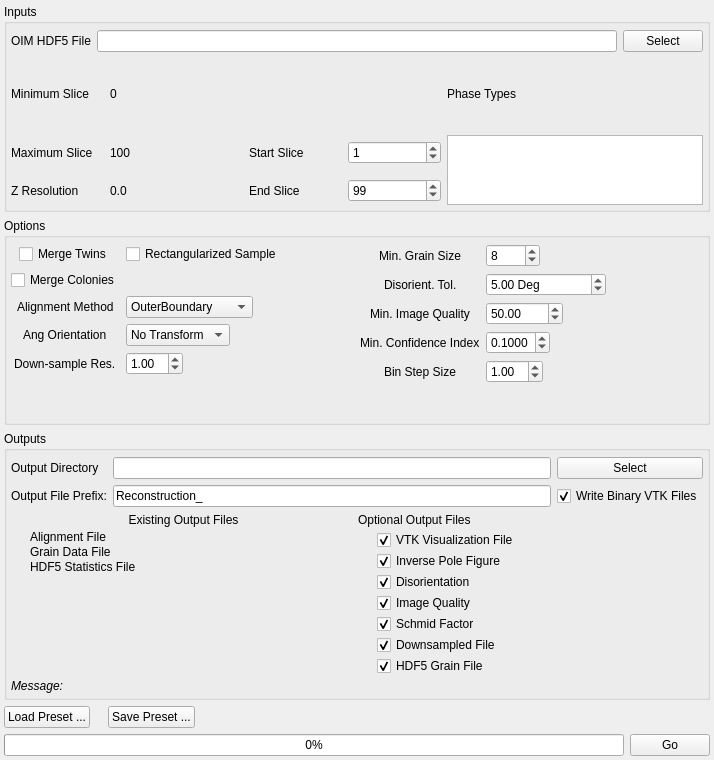
Qt form Source/AIM/GUI/UI_Files/ReconstructionWidget.ui (BlueQuartzSoftware/DREAM3D) before a commit.
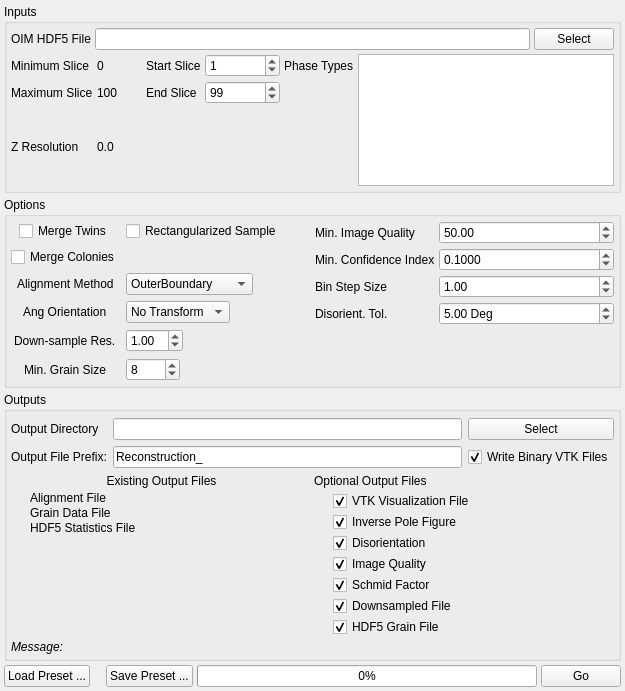
The same form after that commit. Icons and pictures are not drawn.

Commit message: Adding a formal Ph file writer to the grain generator tab. reworking some of the GUI interfaces to take up less space

Diff of the .ui file:
```diff
--- a/Source/AIM/GUI/UI_Files/ReconstructionWidget.ui
+++ b/Source/AIM/GUI/UI_Files/ReconstructionWidget.ui
@@ -6,8 +6,8 @@
    <rect>
     <x>0</x>
     <y>0</y>
-    <width>714</width>
-    <height>760</height>
+    <width>625</width>
+    <height>691</height>
    </rect>
   </property>
   <property name="sizePolicy">
@@ -20,6 +20,9 @@
    <string>Form</string>
   </property>
   <layout class="QVBoxLayout" name="verticalLayout_2">
+   <property name="spacing">
+    <number>4</number>
+   </property>
    <property name="margin">
     <number>4</number>
    </property>
@@ -28,23 +31,14 @@
      <property name="title">
       <string>Inputs</string>
      </property>
-     <layout class="QVBoxLayout" name="verticalLayout_3">
+     <layout class="QGridLayout" name="gridLayout_5">
+      <property name="margin">
+       <number>4</number>
+      </property>
       <property name="spacing">
-       <number>6</number>
-      </property>
-      <property name="leftMargin">
        <number>4</number>
       </property>
-      <property name="topMargin">
-       <number>6</number>
-      </property>
-      <property name="rightMargin">
-       <number>4</number>
-      </property>
-      <property name="bottomMargin">
-       <number>4</number>
-      </property>
-      <item>
+      <item row="0" column="0" colspan="2">
        <layout class="QGridLayout" name="gridLayout_2">
         <item row="1" column="1">
          <widget class="QLabel" name="label">
@@ -65,31 +59,8 @@
         </item>
        </layout>
       </item>
-      <item>
+      <item row="1" column="0">
        <layout class="QGridLayout" name="gridLayout_3">
-        <item row="1" column="5" rowspan="2">
-         <widget class="QListWidget" name="phaseTypeList">
-          <property name="sizePolicy">
-           <sizepolicy hsizetype="Preferred" vsizetype="Preferred">
-            <horstretch>0</horstretch>
-            <verstretch>0</verstretch>
-           </sizepolicy>
-          </property>
-          <property name="editTriggers">
-           <set>QAbstractItemView::AllEditTriggers</set>
-          </property>
-          <property name="alternatingRowColors">
-           <bool>true</bool>
-          </property>
-         </widget>
-        </item>
-        <item row="0" column="5">
-         <widget class="QLabel" name="label_11">
-          <property name="text">
-           <string>Phase Types</string>
-          </property>
-         </widget>
-        </item>
         <item row="0" column="0">
          <widget class="QLabel" name="label_7">
           <property name="text">
@@ -104,6 +75,29 @@
           </property>
          </widget>
         </item>
+        <item row="0" column="2">
+         <widget class="QLabel" name="label_5">
+          <property name="text">
+           <string>Start Slice</string>
+          </property>
+         </widget>
+        </item>
+        <item row="0" column="3">
+         <widget class="QSpinBox" name="m_ZStartIndex">
+          <property name="minimumSize">
+           <size>
+            <width>75</width>
+            <height>0</height>
+           </size>
+          </property>
+          <property name="maximum">
+           <number>100000</number>
+          </property>
+          <property name="value">
+           <number>1</number>
+          </property>
+         </widget>
+        </item>
         <item row="1" column="0">
          <widget class="QLabel" name="label_54">
           <property name="text">
@@ -118,6 +112,13 @@
           </property>
          </widget>
         </item>
+        <item row="1" column="2">
+         <widget class="QLabel" name="label_6">
+          <property name="text">
+           <string>End Slice</string>
+          </property>
+         </widget>
+        </item>
         <item row="2" column="0">
          <widget class="QLabel" name="m_ZMax_2">
           <property name="text">
@@ -132,30 +133,7 @@
           </property>
          </widget>
         </item>
-        <item row="0" column="2" rowspan="3">
-         <spacer name="horizontalSpacer">
-          <property name="orientation">
-           <enum>Qt::Horizontal</enum>
-          </property>
-          <property name="sizeType">
-           <enum>QSizePolicy::Fixed</enum>
-          </property>
-          <property name="sizeHint" stdset="0">
-           <size>
-            <width>40</width>
-            <height>20</height>
-           </size>
-          </property>
-         </spacer>
-        </item>
-        <item row="2" column="3">
-         <widget class="QLabel" name="label_6">
-          <property name="text">
-           <string>End Slice</string>
-          </property>
-         </widget>
-        </item>
-        <item row="2" column="4">
+        <item row="1" column="3">
          <widget class="QSpinBox" name="m_ZEndIndex">
           <property name="minimumSize">
            <size>
@@ -171,26 +149,30 @@
           </property>
          </widget>
         </item>
-        <item row="1" column="3">
-         <widget class="QLabel" name="label_5">
+       </layout>
+      </item>
+      <item row="1" column="1">
+       <layout class="QFormLayout" name="formLayout_7">
+        <item row="0" column="0">
+         <widget class="QLabel" name="label_11">
           <property name="text">
-           <string>Start Slice</string>
+           <string>Phase Types</string>
           </property>
          </widget>
         </item>
-        <item row="1" column="4">
-         <widget class="QSpinBox" name="m_ZStartIndex">
-          <property name="minimumSize">
-           <size>
-            <width>75</width>
-            <height>0</height>
-           </size>
+        <item row="0" column="1">
+         <widget class="QListWidget" name="phaseTypeList">
+          <property name="sizePolicy">
+           <sizepolicy hsizetype="Preferred" vsizetype="Preferred">
+            <horstretch>0</horstretch>
+            <verstretch>0</verstretch>
+           </sizepolicy>
           </property>
-          <property name="maximum">
-           <number>100000</number>
+          <property name="editTriggers">
+           <set>QAbstractItemView::AllEditTriggers</set>
           </property>
-          <property name="value">
-           <number>1</number>
+          <property name="alternatingRowColors">
+           <bool>true</bool>
           </property>
          </widget>
         </item>
@@ -204,153 +186,14 @@
      <property name="title">
       <string>Options</string>
      </property>
-     <layout class="QVBoxLayout" name="verticalLayout_6">
+     <layout class="QHBoxLayout" name="horizontalLayout">
       <property name="spacing">
-       <number>6</number>
-      </property>
-      <property name="leftMargin">
        <number>4</number>
       </property>
-      <property name="topMargin">
-       <number>6</number>
-      </property>
-      <property name="rightMargin">
-       <number>4</number>
-      </property>
-      <property name="bottomMargin">
+      <property name="margin">
        <number>4</number>
       </property>
       <item>
-       <layout class="QGridLayout" name="gridLayout_12">
-        <item row="0" column="2" rowspan="2">
-         <layout class="QFormLayout" name="formLayout_3">
-          <property name="fieldGrowthPolicy">
-           <enum>QFormLayout::ExpandingFieldsGrow</enum>
-          </property>
-          <property name="labelAlignment">
-           <set>Qt::AlignCenter</set>
-          </property>
-          <property name="horizontalSpacing">
-           <number>6</number>
-          </property>
-          <property name="verticalSpacing">
-           <number>6</number>
-          </property>
-          <property name="rightMargin">
-           <number>10</number>
-          </property>
-          <item row="1" column="0">
-           <widget class="QLabel" name="label_8">
-            <property name="text">
-             <string>Min. Grain Size</string>
-            </property>
-           </widget>
-          </item>
-          <item row="1" column="1">
-           <widget class="QSpinBox" name="m_MinAllowedGrainSize">
-            <property name="minimum">
-             <number>1</number>
-            </property>
-            <property name="maximum">
-             <number>1000</number>
-            </property>
-            <property name="value">
-             <number>8</number>
-            </property>
-           </widget>
-          </item>
-          <item row="2" column="0">
-           <widget class="QLabel" name="label_10">
-            <property name="text">
-             <string>Disorient. Tol.</string>
-            </property>
-           </widget>
-          </item>
-          <item row="2" column="1">
-           <widget class="QDoubleSpinBox" name="m_MisOrientationTolerance">
-            <property name="minimumSize">
-             <size>
-              <width>120</width>
-              <height>0</height>
-             </size>
-            </property>
-            <property name="suffix">
-             <string> Deg</string>
-            </property>
-            <property name="decimals">
-             <number>2</number>
-            </property>
-            <property name="maximum">
-             <double>180.000000000000000</double>
-            </property>
-            <property name="singleStep">
-             <double>1.000000000000000</double>
-            </property>
-            <property name="value">
-             <double>5.000000000000000</double>
-            </property>
-           </widget>
-          </item>
-          <item row="3" column="0">
-           <widget class="QLabel" name="label_31">
-            <property name="text">
-             <string>Min. Image Quality</string>
-            </property>
-           </widget>
-          </item>
-          <item row="3" column="1">
-           <widget class="QDoubleSpinBox" name="m_MinImageQuality">
-            <property name="maximum">
-             <double>50000.000000000000000</double>
-            </property>
-            <property name="singleStep">
-             <double>10.000000000000000</double>
-            </property>
-            <property name="value">
-             <double>50.000000000000000</double>
-            </property>
-           </widget>
-          </item>
-          <item row="4" column="0">
-           <widget class="QLabel" name="label_9">
-            <property name="text">
-             <string>Min. Confidence Index</string>
-            </property>
-           </widget>
-          </item>
-          <item row="4" column="1">
-           <widget class="QDoubleSpinBox" name="m_MinConfidence">
-            <property name="decimals">
-             <number>4</number>
-            </property>
-            <property name="maximum">
-             <double>1.000000000000000</double>
-            </property>
-            <property name="singleStep">
-             <double>0.100000000000000</double>
-            </property>
-            <property name="value">
-             <double>0.100000000000000</double>
-            </property>
-           </widget>
-          </item>
-          <item row="5" column="0">
-           <widget class="QLabel" name="label_59">
-            <property name="text">
-             <string>Bin Step Size</string>
-            </property>
-           </widget>
-          </item>
-          <item row="5" column="1">
-           <widget class="QDoubleSpinBox" name="m_BinStepSize">
-            <property name="value">
-             <double>1.000000000000000</double>
-            </property>
-           </widget>
-          </item>
-         </layout>
-        </item>
-        <item row="0" column="1" rowspan="2">
          <layout class="QFormLayout" name="formLayout_5">
           <property name="fieldGrowthPolicy">
            <enum>QFormLayout::FieldsStayAtSizeHint</enum>
@@ -467,7 +310,118 @@
             </property>
            </widget>
           </item>
-         </layout>
+        <item row="9" column="0">
+         <widget class="QLabel" name="label_8">
+          <property name="text">
+           <string>Min. Grain Size</string>
+          </property>
+         </widget>
+        </item>
+        <item row="9" column="1">
+         <widget class="QSpinBox" name="m_MinAllowedGrainSize">
+          <property name="minimum">
+           <number>1</number>
+          </property>
+          <property name="maximum">
+           <number>1000</number>
+          </property>
+          <property name="value">
+           <number>8</number>
+          </property>
+         </widget>
+        </item>
+       </layout>
+      </item>
+      <item>
+       <layout class="QFormLayout" name="formLayout_3">
+        <item row="0" column="0">
+         <widget class="QLabel" name="label_31">
+          <property name="text">
+           <string>Min. Image Quality</string>
+          </property>
+         </widget>
+        </item>
+        <item row="0" column="1">
+         <widget class="QDoubleSpinBox" name="m_MinImageQuality">
+          <property name="maximum">
+           <double>50000.000000000000000</double>
+          </property>
+          <property name="singleStep">
+           <double>10.000000000000000</double>
+          </property>
+          <property name="value">
+           <double>50.000000000000000</double>
+          </property>
+         </widget>
+        </item>
+        <item row="1" column="0">
+         <widget class="QLabel" name="label_9">
+          <property name="text">
+           <string>Min. Confidence Index</string>
+          </property>
+         </widget>
+        </item>
+        <item row="1" column="1">
+         <widget class="QDoubleSpinBox" name="m_MinConfidence">
+          <property name="decimals">
+           <number>4</number>
+          </property>
+          <property name="maximum">
+           <double>1.000000000000000</double>
+          </property>
+          <property name="singleStep">
+           <double>0.100000000000000</double>
+          </property>
+          <property name="value">
+           <double>0.100000000000000</double>
+          </property>
+         </widget>
+        </item>
+        <item row="2" column="0">
+         <widget class="QLabel" name="label_59">
+          <property name="text">
+           <string>Bin Step Size</string>
+          </property>
+         </widget>
+        </item>
+        <item row="2" column="1">
+         <widget class="QDoubleSpinBox" name="m_BinStepSize">
+          <property name="value">
+           <double>1.000000000000000</double>
+          </property>
+         </widget>
+        </item>
+        <item row="3" column="0">
+         <widget class="QLabel" name="label_10">
+          <property name="text">
+           <string>Disorient. Tol.</string>
+          </property>
+         </widget>
+        </item>
+        <item row="3" column="1">
+         <widget class="QDoubleSpinBox" name="m_MisOrientationTolerance">
+          <property name="minimumSize">
+           <size>
+            <width>120</width>
+            <height>0</height>
+           </size>
+          </property>
+          <property name="suffix">
+           <string> Deg</string>
+          </property>
+          <property name="decimals">
+           <number>2</number>
+          </property>
+          <property name="maximum">
+           <double>180.000000000000000</double>
+          </property>
+          <property name="singleStep">
+           <double>1.000000000000000</double>
+          </property>
+          <property name="value">
+           <double>5.000000000000000</double>
+          </property>
+         </widget>
         </item>
        </layout>
       </item>
@@ -817,6 +771,19 @@
      </layout>
     </widget>
    </item>
+   <item>
+    <spacer name="verticalSpacer">
+     <property name="orientation">
+      <enum>Qt::Vertical</enum>
+     </property>
+     <property name="sizeHint" stdset="0">
+      <size>
+       <width>20</width>
+       <height>40</height>
+      </size>
+     </property>
+    </spacer>
+   </item>
    <item>
     <layout class="QHBoxLayout" name="horizontalLayout_16">
      <item>
@@ -849,23 +816,6 @@
        </property>
       </widget>
      </item>
-     <item>
-      <spacer name="horizontalSpacer_15">
-       <property name="orientation">
-        <enum>Qt::Horizontal</enum>
-       </property>
-       <property name="sizeHint" stdset="0">
-        <size>
-         <width>40</width>
-         <height>20</height>
-        </size>
-       </property>
-      </spacer>
-     </item>
-    </layout>
-   </item>
-   <item>
-    <layout class="QHBoxLayout" name="horizontalLayout_5">
      <item>
       <widget class="QProgressBar" name="progressBar">
        <property name="value">
```
Lines whose indentation alone changed are shown as unchanged. The commit also changes 12 other files.
